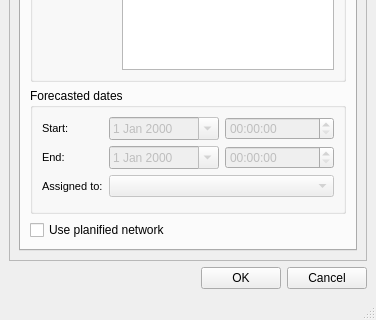
First picture: the form in core/ui/toolbars/om/mincut.ui, repository Giswater/giswater_qgis_plugin, before the edit; both pictures show x 0 to 376 and y 448 to 768 of the 376 by 768 pixel window.
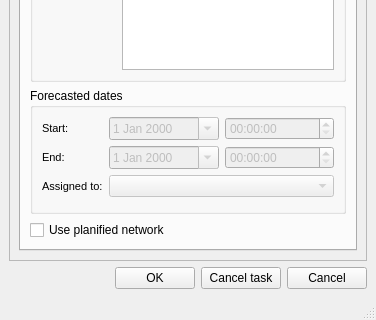
Second picture: the form after the edit. Icons and pictures are not drawn.

Commit message: Cancel mincut task

Patch:
```diff
--- a/core/ui/toolbars/om/mincut.ui
+++ b/core/ui/toolbars/om/mincut.ui
@@ -873,6 +873,13 @@
         </property>
        </widget>
       </item>
+      <item>
+       <widget class="QPushButton" name="btn_cancel_task">
+        <property name="text">
+         <string>Cancel task</string>
+        </property>
+       </widget>
+      </item>
       <item>
        <widget class="QPushButton" name="btn_cancel">
         <property name="text">
```
Left out of the diff: 2 changed lines with no effect on the pictures. The commit also changes 2 other files.
